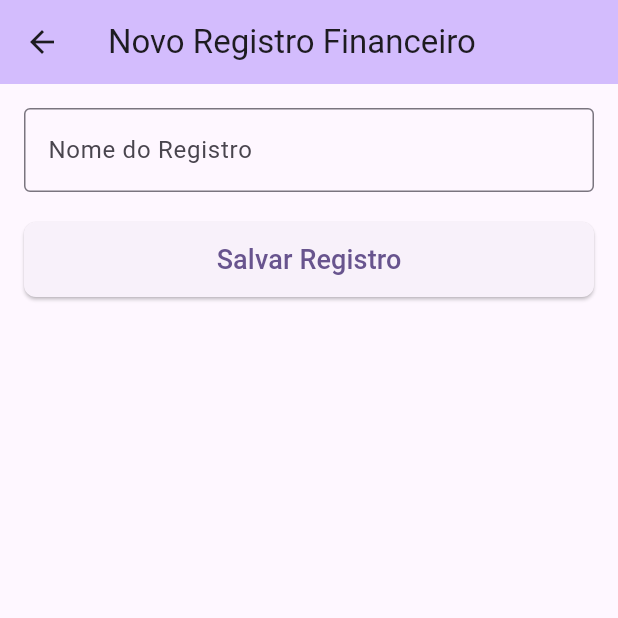
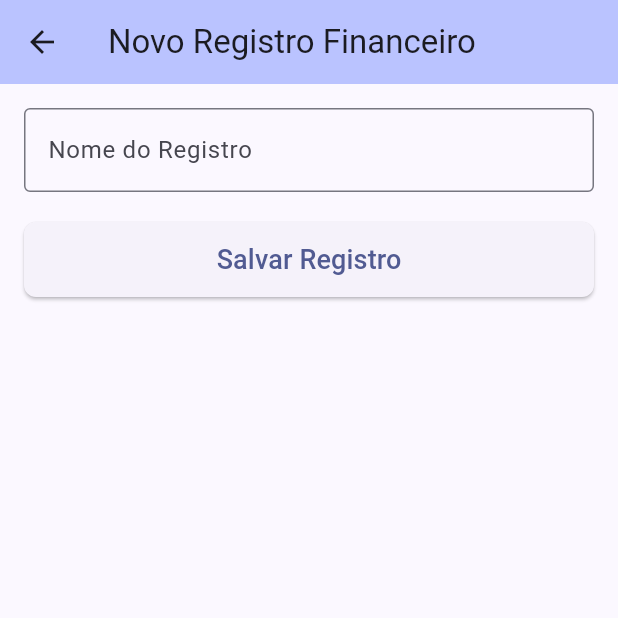
Before and after one commit to dKally/flutter-test, a Flutter app: the screen it shows after launch, after a tap on the "add" icon, on a phone screen of 412 x 824 dp, the top half of it. Run offline on Flutter 3.47's test engine with Material 3 defaults, Android fonts, the phone set to English and light mode, and no system bars; our stand-ins replace sqflite, sqflite_common_ffi; accounts and stored records are empty.

Commit message:
added a new feature

```diff
--- a/lib/create_record_page.dart
+++ b/lib/create_record_page.dart
@@ -1,5 +1,3 @@
-// lib/create_record_page.dart
-
 import 'package:flutter/material.dart';
 
 class CreateRecordPage extends StatefulWidget {
@@ -10,13 +8,10 @@ class CreateRecordPage extends StatefulWidget {
 }
 
 class _CreateRecordPageState extends State<CreateRecordPage> {
-  // Controlador de texto para o TextField. Ele nos permite acessar o valor digitado.
   final TextEditingController _nameController = TextEditingController();
 
   @override
   void dispose() {
-    // É importante liberar o controlador quando o widget não for mais necessário
-    // para evitar vazamentos de memória.
     _nameController.dispose();
     super.dispose();
   }
@@ -25,44 +20,29 @@ class _CreateRecordPageState extends State<CreateRecordPage> {
   Widget build(BuildContext context) {
     return Scaffold(
       appBar: AppBar(
-        title: const Text('Novo Registro Financeiro'), // Título da AppBar
+        title: const Text('Novo Registro Financeiro'),
         backgroundColor: Theme.of(context).colorScheme.inversePrimary,
       ),
       body: Padding(
-        padding: const EdgeInsets.all(
-          16.0,
-        ), // Adiciona um espaçamento interno de 16 pixels
+        padding: const EdgeInsets.all(16.0),
         child: Column(
-          // Column organiza os widgets verticalmente
-          crossAxisAlignment:
-              CrossAxisAlignment.stretch, // Estica os filhos horizontalmente
+          crossAxisAlignment: CrossAxisAlignment.stretch,
           children: [
             TextField(
-              controller:
-                  _nameController, // Vincula o TextField ao nosso controlador
+              controller: _nameController,
               decoration: const InputDecoration(
-                labelText:
-                    'Nome do Registro', // Rótulo que aparece acima do campo
-                hintText:
-                    'Ex: Compras de Julho, Lanches da Semana', // Texto de sugestão
-                border: OutlineInputBorder(), // Borda ao redor do campo
+                labelText: 'Nome do Registro',
+                hintText: 'Ex: Compras de Julho, Lanches da Semana',
+                border: OutlineInputBorder(),
               ),
             ),
-            const SizedBox(
-              height: 20,
-            ), // Espaçamento vertical entre o campo e o botão
+            const SizedBox(height: 20),
             ElevatedButton(
               onPressed: () {
-                // Ao pressionar o botão "Salvar"
-                final String recordName =
-                    _nameController.text; // Pega o texto digitado
+                final String recordName = _nameController.text;
                 if (recordName.isNotEmpty) {
-                  // Se o nome não estiver vazio
-                  // Navigator.pop() remove a tela atual da pilha de navegação
-                  // e retorna o valor (recordName) para a tela anterior (HomePage).
                   Navigator.pop(context, recordName);
                 } else {
-                  // Opcional: mostrar um aviso se o nome estiver vazio
                   ScaffoldMessenger.of(context).showSnackBar(
                     const SnackBar(
                       content: Text(
@@ -73,13 +53,9 @@ class _CreateRecordPageState extends State<CreateRecordPage> {
                 }
               },
               style: ElevatedButton.styleFrom(
-                padding: const EdgeInsets.symmetric(
-                  vertical: 12,
-                ), // Preenchimento interno do botão
+                padding: const EdgeInsets.symmetric(vertical: 12),
                 shape: RoundedRectangleBorder(
-                  borderRadius: BorderRadius.circular(
-                    8,
-                  ), // Bordas arredondadas do botão
+                  borderRadius: BorderRadius.circular(8),
                 ),
               ),
               child: const Text(
--- a/lib/main.dart
+++ b/lib/main.dart
@@ -1,19 +1,17 @@
-// lib/main.dart
-
 import 'package:flutter/material.dart';
 import 'package:flutter_app/home_page.dart';
-import 'package:sqflite/sqflite.dart'; // Importa o pacote base do sqflite
-import 'dart:io'; // Importa para verificar a plataforma
+import 'package:sqflite/sqflite.dart';
+import 'dart:io';
 
 // Importação condicional para sqflite_common_ffi
 // Este import SÓ será usado se a plataforma for desktop (Linux, Windows, macOS)
 // ou se for um ambiente de teste que usa o sqflite_common_ffi.
 // Em Android/iOS, este import é ignorado durante o build.
 import 'package:sqflite_common_ffi/sqflite_ffi.dart' //
-    if (dart.library.js_util) 'package:sqflite_common_ffi_web/sqflite_ffi_web.dart'; // Para web, se for o caso
+    if (dart.library.js_util) 'package:sqflite_common_ffi_web/sqflite_ffi_web.dart'; // apenas web aqui
 
 void main() {
-  // --- INICIALIZAÇÃO CONDICIONAL DO SQFLITE (MUITO IMPORTANTE) ---
+  // --- INICIALIZAÇÃO CONDICIONAL DO SQFLITE  ---
   if (Platform.isLinux || Platform.isWindows || Platform.isMacOS) {
     // Apenas inicializa o FFI se a plataforma for desktop
     sqfliteFfiInit();
@@ -32,7 +30,7 @@ class MyApp extends StatelessWidget {
     return MaterialApp(
       title: 'Financeiro',
       theme: ThemeData(
-        colorScheme: ColorScheme.fromSeed(seedColor: Colors.deepPurple),
+        colorScheme: ColorScheme.fromSeed(seedColor: Colors.indigo),
         useMaterial3: true,
       ),
       home: const HomePage(),
```
Also changed, not shown: lib/add_transaction_page.dart (+3 -11 lines), lib/home_page.dart (+53 -23 lines), lib/models/finance_record.dart (+12 -28 lines), lib/record_details_page.dart (+70 -25 lines), lib/services/database_service.dart (+1 -16 lines).
